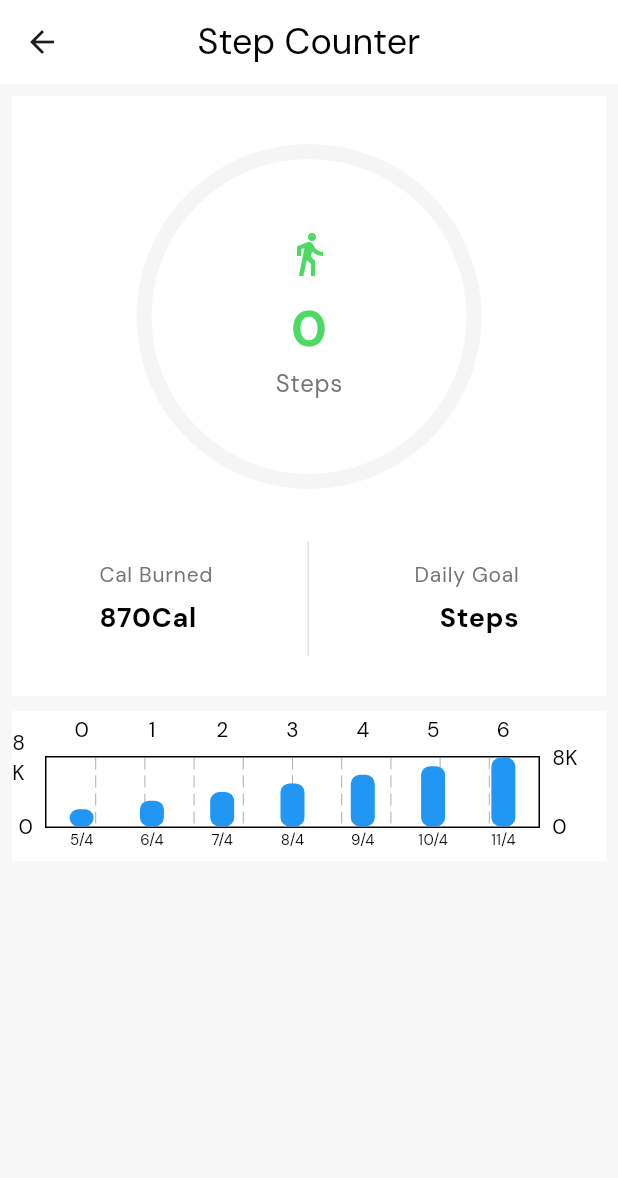
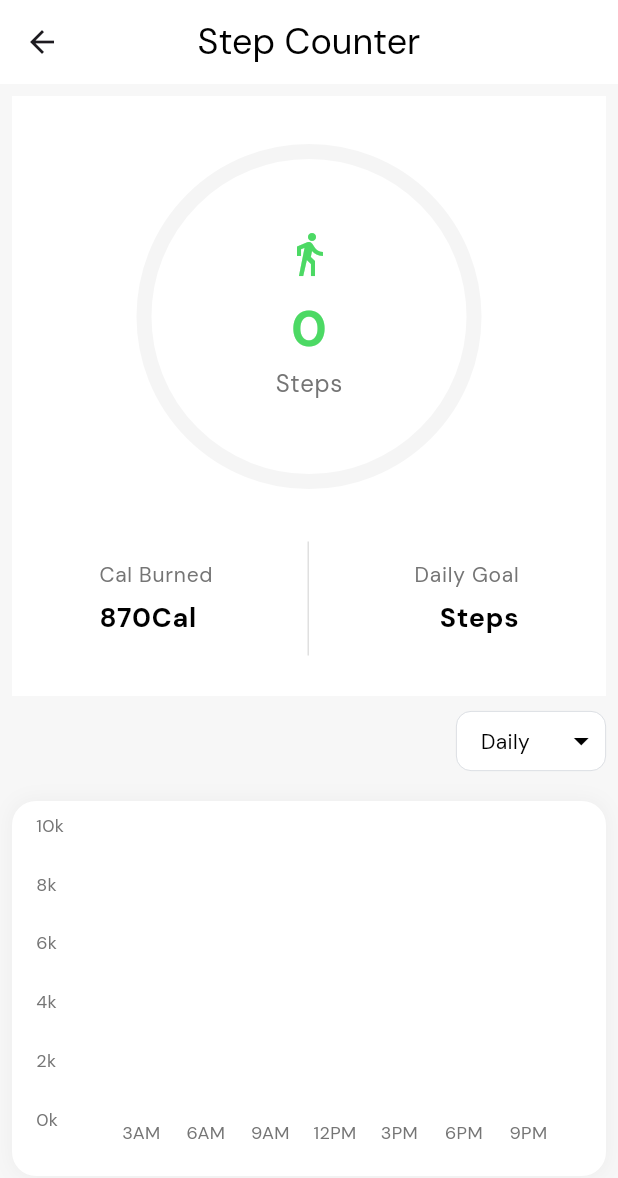
Before and after one commit to TheNairaSign/Forma, a Flutter app: the screen it shows after launch, after a tap on "Keep it up buddy", on a phone screen of 412 x 824 dp. Shown: the top 1178 px of the screen. Run offline on Flutter 3.47's test engine with Material 3 defaults, Android fonts, the phone set to English and light mode, and no system bars; drawn by our look-alikes of fl_chart; our stand-ins replace animate_do, another_flushbar, circular_countdown_timer, flutter_animate, flutter_riverpod, flutter_spinkit and 10 more; missing offline and left inert: android_alarm_manager_plus; accounts and stored records are empty.

Commit message:
Steps chart update

```diff
--- a/lib/hive/daily_steps_adapter.dart
+++ b/lib/hive/daily_steps_adapter.dart
@@ -18,4 +18,16 @@ class DailySteps {
     required this.steps,
     required this.lastUpdated,
   });
+
+  DailySteps copyWith({
+    DateTime? date,
+    int? steps,
+    DateTime? lastUpdated,
+  }) {
+    return DailySteps(
+      date: date ?? this.date,
+      steps: steps ?? this.steps,
+      lastUpdated: lastUpdated ?? this.lastUpdated,
+    );
+  }
 }
--- a/lib/models/steps_state.dart
+++ b/lib/models/steps_state.dart
@@ -5,13 +5,14 @@ class StepsState {
   Stream<PedestrianStatus> pedestrianStatusStream;
   int steps;
   String status;
-  final DateTime date = DateTime.now();
+  final DateTime date;
 
   StepsState({
     required this.stepCountStream,
     required this.pedestrianStatusStream,
     required this.status,
     required this.steps,
+    required this.date,
   });
 
   StepsState copyWith({
@@ -19,12 +20,14 @@ class StepsState {
     Stream<PedestrianStatus>? pedestrianStatusStream,
     String? status,
     int? steps,
+    DateTime? date,
   }) {
     return StepsState(
       stepCountStream: stepCountStream ?? this.stepCountStream,
       pedestrianStatusStream: pedestrianStatusStream ?? this.pedestrianStatusStream,
       status: status ?? this.status,
       steps: steps ?? this.steps,
+      date: date?? this.date,
     );
   }
 }
--- a/lib/providers/steps_notifier.dart
+++ b/lib/providers/steps_notifier.dart
@@ -16,6 +16,7 @@ class StepsNotifier extends StateNotifier<StepsState> {
     pedestrianStatusStream: const Stream.empty(),
     status: '0',
     steps: 0,
+    date: DateTime.now(),
   ));
 
   final Box<DailySteps> _dailyStepsBox = Hive.box<DailySteps>('dailyStepsBox');
@@ -51,10 +52,11 @@ class StepsNotifier extends StateNotifier<StepsState> {
 
 
     if (dailySteps != null) {
-      debugPrint('Daily Steps: ${dailySteps.steps}');
+      debugPrint('Step Count: ${dailySteps.steps}');
       await _dailyStepsBox.put(dateKey, DailySteps(
         date: _currentDate,
-        steps: dailySteps.steps + stepCount,
+        // steps: dailySteps.steps + stepCount,
+        steps: stepCount,
         lastUpdated: DateTime.now(),
       ));
     } else {
@@ -74,20 +76,121 @@ class StepsNotifier extends StateNotifier<StepsState> {
     return _dailyStepsBox.get(today)?.steps ?? 0;
   }
 
-  // Update getStepsForDate to use the new key format
-  int? getStepsForDate(DateTime date) {
-    return _dailyStepsBox.get(_getDateKey(date))?.steps;
+
+
+  List<DailySteps> getDailySteps() {
+    final today = _getDateKey(DateTime.now());
+    final dailySteps = _dailyStepsBox.get(today);
+
+    if (dailySteps != null) {
+      debugPrint('Daily Steps: ${dailySteps.steps}');
+      return [dailySteps];
+    } else {
+      return [];
+    }
   }
 
-  // Get all stored step data
-  List<DailySteps> getAllSteps() {
-    return _dailyStepsBox.values.toList();
+  Map<int, int> getHourlySteps() {
+    final today = DateTime.now();
+    final dateKey = _getDateKey(today);
+    final dailySteps = _dailyStepsBox.get(dateKey);
+
+    // Initialize map with 24 hours (0-23) set to 0 steps
+    final Map<int, int> hourlyBreakdown = {
+      for (var hour in List.generate(24, (index) => index)) hour : 0
+    };
+
+    if (dailySteps != null) {
+      final lastUpdate = dailySteps.lastUpdated;
+      final currentHour = lastUpdate.hour;
+
+      // Distribute steps across hours up to the last update
+      // Simple distribution - divides steps evenly across active hours
+      final activeHours = currentHour + 1;
+      final stepsPerHour = (dailySteps.steps / activeHours).floor();
+
+      for (int i = 0; i <= currentHour; i++) {
+        hourlyBreakdown[i] = stepsPerHour;
+      }
+
+      // Add remaining steps to the current hour
+      final remainingSteps = dailySteps.steps - (stepsPerHour * activeHours);
+      hourlyBreakdown[currentHour] = (hourlyBreakdown[currentHour] ?? 0) + remainingSteps;
+    }
+
+    return hourlyBreakdown;
   }
 
+  List<DailySteps> getWeeklySteps() {
+    final weeklySteps = <DailySteps>[];
+    final now = DateTime.now();
+    // Get the start of the week (Sunday)
+    final startOfWeek = now.subtract(Duration(days: now.weekday % 7));
+
+    for (int i = 0; i < 7; i++) {
+      final date = startOfWeek.add(Duration(days: i));
+      final dateKey = _getDateKey(date);
+      final dailySteps = _dailyStepsBox.get(dateKey);
+
+      if (dailySteps != null) {
+        weeklySteps.add(dailySteps);
+        debugPrint('Weekly Steps for ${DateFormat('EEEE').format(date)}: ${dailySteps.steps}');
+      } else {
+        weeklySteps.add(DailySteps(
+          date: date,
+          steps: 0,
+          lastUpdated: date,
+        ));
+      }
+    }
+
+    // Sort by date to ensure correct order
+    weeklySteps.sort((a, b) => a.date.compareTo(b.date));
+    return weeklySteps;
+  }
+
+  List<DailySteps> getMonthlySteps() {
+    final monthlySteps = <DailySteps>[];
+    final now = DateTime.now();
+
+    // Get data for all 12 months starting from January
+    for (int i = 0; i < 12; i++) {
+      final date = DateTime(now.year, i + 1, 1);
+      final monthTotal = _getMonthTotal(date);
+
+      monthlySteps.add(DailySteps(
+        date: date,
+        steps: monthTotal,
+        lastUpdated: now,
+      ));
+    }
+    return monthlySteps;
+  }
+
+  int _getMonthTotal(DateTime date) {
+    int total = 0;
+    final daysInMonth = DateTime(date.year, date.month + 1, 0).day;
+
+    for (int day = 1; day <= daysInMonth; day++) {
+      final currentDate = DateTime(date.year, date.month, day);
+      final dateKey = _getDateKey(currentDate);
+      final dailySteps = _dailyStepsBox.get(dateKey);
+      if (dailySteps != null) {
+        total += dailySteps.steps;
+      }
+    }
+    return total;
+  }
+
+  // Update getStepsForDate to use the new key format
+  int? getStepsForDate(DateTime date) => _dailyStepsBox.get(_getDateKey(date))?.steps;
+
+  // Get all stored step data
+  List<DailySteps> getAllSteps()  => _dailyStepsBox.values.toList();
+
   /// Handle status changed
-  void onPedestrianStatusChanged(PedestrianStatus event) {
-    state =  state.copyWith(status: event.status);
-  }
+  void onPedestrianStatusChanged(PedestrianStatus event) => state =  state.copyWith(status: event.status);
+
 
     /// Handle the error
   void onPedestrianStatusError(error) {
--- a/lib/views/pages/home/sub_pages/steps_details_page.dart
+++ b/lib/views/pages/home/sub_pages/steps_details_page.dart
@@ -1,88 +1,186 @@
 import 'package:flutter/material.dart';
+import 'package:flutter_riverpod/flutter_riverpod.dart';
+import 'package:intl/intl.dart';
 import 'package:workout_tracker/hive/daily_steps_adapter.dart';
+import 'package:workout_tracker/providers/steps_notifier.dart';
 import 'package:workout_tracker/views/pages/home/widgets/steps_counter_widget.dart';
 import 'package:workout_tracker/views/widgets/animated_page_entry.dart';
 import 'package:fl_chart/fl_chart.dart';
+import 'package:workout_tracker/views/widgets/custom_drop_down_button.dart';
 
-class StepsDetailsPage extends StatefulWidget {
+class StepsDetailsPage extends ConsumerStatefulWidget {
   const StepsDetailsPage({super.key, required this.currentSteps});
   final int currentSteps;
 
   @override
-  State<StepsDetailsPage> createState() => _StepsDetailsPageState();
+  ConsumerState<StepsDetailsPage> createState() => _StepsDetailsPageState();
 }
 
-class _StepsDetailsPageState extends State<StepsDetailsPage> {
+class _StepsDetailsPageState extends ConsumerState<StepsDetailsPage> {
   String selectedRange = 'Daily';
+  late StepsNotifier stepsState;
+
+  @override
+  void initState() {
+    super.initState();
+    stepsState = ref.read(stepsProvider.notifier);
+  }
 
   List<DailySteps> get currentData {
     switch (selectedRange) {
-      case 'Weekly': return weeklySteps;
-      case 'Monthly': return monthlySteps;
-      default: return dailySteps;
+      case 'Weekly': return stepsState.getWeeklySteps();
+      case 'Monthly': return stepsState.getMonthlySteps();
+      default: return stepsState.getDailySteps();
     }
   }
 
   @override
   Widget build(BuildContext context) {
+  final dailyTargetSteps = ref.watch(stepsProvider.notifier).dailyTargetSteps.toDouble();
+
     return Scaffold(
       appBar: AppBar(title: Text('Step Counter', style: Theme.of(context).textTheme.headlineSmall,),centerTitle: true),
       body: Padding(
         padding: const EdgeInsets.all(8.0),
-        child: AnimatedPageEntry(children: [
-          StepCounterWidget(
-          caloriesBurned: 870,
-          progressColor: Color(0xFF4CD964),
-        ),
+        child: AnimatedPageEntry(
+          children: [
+            StepCounterWidget(caloriesBurned: 870, progressColor: Color(0xFF4CD964)),
             const SizedBox(height: 10),
 
+            // Range Selector
+            Row(
+              mainAxisAlignment: MainAxisAlignment.end,
+              children: [
+                SizedBox(
+                  height: 40,
+                  width: 100,
+                  child: CustomDropdownButton(
+                    items: ['Daily', 'Weekly', 'Monthly'],
+                    hint: selectedRange, onChanged: (value) {
+                      setState(() {
+                        selectedRange = value!;
+                      });
+                  }),
+                ),
+              ],
+            ),
+            const SizedBox(height: 20),
+
             Container(
-          height: 100,
+              height: 250,
               decoration: BoxDecoration(
                 color: Colors.white,
-            // borderRadius: BorderRadius.circular(10),
+                borderRadius: BorderRadius.circular(16),
+                boxShadow: [
+                  BoxShadow(
+                    color: Colors.grey.withOpacity(0.1),
+                    spreadRadius: 1,
+                    blurRadius: 10,
                   ),
-          child:AspectRatio(
-          aspectRatio: 1.6,
+                ],
+              ),
+              padding: const EdgeInsets.all(16),
               child: BarChart(
                 BarChartData(
+                  borderData: FlBorderData(show: false),
                   alignment: BarChartAlignment.spaceAround,
+                  maxY: dailyTargetSteps,
+                  minY: 0,
+                  gridData: FlGridData(
+                    show: true,
+                    drawVerticalLine: false,
+                    drawHorizontalLine: false,
+                    horizontalInterval: 1000,
+                    getDrawingHorizontalLine: (value) {
+                      return FlLine(
+                        color: Colors.grey.withOpacity(0.15),
+                        strokeWidth: 1,
+                        dashArray: [5, 5],
+                      );
+                    },
+                  ),
                   titlesData: FlTitlesData(
+                    show: true,
+                    topTitles: AxisTitles(sideTitles: SideTitles(showTitles: false)),
+                    rightTitles: AxisTitles(sideTitles: SideTitles(showTitles: false)),
                     leftTitles: AxisTitles(
-                  sideTitles: SideTitles(showTitles: true),
+                      sideTitles: SideTitles(
+                        showTitles: true,
+                        interval: 2000,
+                        reservedSize: 20,
+                        getTitlesWidget: (value, meta) {
+                          return Text(
+                            '${(value / 1000).toInt()}k',
+                            style: TextStyle(
+                              color: Colors.grey[600],
+                              fontSize: 12,
+                            ),
+                          );
+                        },
+                      ),
                     ),
                     bottomTitles: AxisTitles(
                       sideTitles: SideTitles(
                         showTitles: true,
                         getTitlesWidget: (value, meta) {
                           int index = value.toInt();
+                          if (selectedRange == 'Daily') {
+                            if ([3, 6, 9, 12, 15, 18, 21].contains(index)) {
+                              return Text(
+                                '${index > 12 ? index - 12 : index}${index >= 12 ? "PM" : "AM"}',
+                                style: TextStyle(
+                                  color: Colors.grey[600],
+                                  fontSize: 12,
+                                ),
+                              );
+                            }
+                            return const Text('');
+                          }
                           if (index < currentData.length) {
                             final date = currentData[index].date;
                             return Text(
                               selectedRange == 'Monthly'
-                            ? '${date.month}/${date.year.toString().substring(2)}'
-                            : selectedRange == 'Weekly'
-                              ? 'W${date.weekday}'
-                              : '${date.day}/${date.month}',
-                          style: TextStyle(fontSize: 10),
+                                ? DateFormat('MMM').format(date)
+                                : ['Sun', 'Mon', 'Tue', 'Wed', 'Thu', 'Fri', 'Sat'][date.weekday % 7],
+                              style: TextStyle(
+                                color: Colors.grey[600],
+                                fontSize: 12,
+                              ),
                             );
                           }
-                      return Text('');
+                          return const Text('');
                         },
                       ),
                     ),
                   ),
-              barGroups: currentData
+                  barGroups: selectedRange == 'Daily'
+                    ? stepsState.getHourlySteps()
+                        .entries
+                        .map((entry) => BarChartGroupData(
+                          x: entry.key,
+                          barRods: [
+                            BarChartRodData(
+                              toY: entry.value.toDouble(),
+                              color: Colors.green.shade300,
+                              width: 12,
+                              borderRadius: BorderRadius.circular(6),
+                            )
+                          ],
+                        ))
+                        .toList()
+                    : currentData
                         .asMap()
                         .entries
                         .map((entry) => BarChartGroupData(
                           x: entry.key,
                           barRods: [
                             BarChartRodData(
-                      toY: entry.value.steps.toDouble(),
-                      color: Colors.blue,
-                      width: 16,
-                      borderRadius: BorderRadius.circular(6),
+                              toY: entry.value.steps.toDouble() > dailyTargetSteps ? dailyTargetSteps : entry.value.steps.toDouble(),
+                              color: entry.value.date.weekday % 2 == 0
+                                ? Colors.blue.shade300
+                                : Colors.green.shade300,
+                              width: 20,
+                              borderRadius: BorderRadius.circular(10),
                             )
                           ],
                         ))
@@ -90,79 +188,9 @@ class _StepsDetailsPageState extends State<StepsDetailsPage> {
                 ),
               ),
             ),
-        )
-        ]),
+          ]
+        ),
       )
     );
   }
 }
-
-List<DailySteps> dailySteps = List.generate(
-  7,
-  (index) => DailySteps(
-    lastUpdated: DateTime.now(),
-    date: DateTime.now().subtract(Duration(days: 6 - index)),
-    steps: 2000 + index * 1000,
-  ),
-);
-
-List<DailySteps> weeklySteps = List.generate(
-  4,
-  (index) => DailySteps(
-    lastUpdated: DateTime.now(),
-    date: DateTime.now().subtract(Duration(days: 7 * (3 - index))),
-    steps: 15000 + index * 3000,
-  ),
-);
-
-List<DailySteps> monthlySteps = List.generate(
-  6,
-  (index) => DailySteps(
-    lastUpdated: DateTime.now(),
-    date: DateTime(DateTime.now().year, DateTime.now().month - (5 - index), 1),
-    steps: 60000 + index * 8000,
-  ),
-);
-
-
-// class StepsChart extends StatefulWidget {
-//   @override
-//   _StepsChartState createState() => _StepsChartState();
-// }
-
-// class _StepsChartState extends State<StepsChart> {
-//   String selectedRange = 'Daily';
-
-//   List<StepData> get currentData {
-//     switch (selectedRange) {
-//       case 'Weekly': return weeklySteps;
-//       case 'Monthly': return monthlySteps;
-//       default: return dailySteps;
-//     }
-//   }
-
-//   @override
-//   Widget build(BuildContext context) {
-//     return Column(
-//       children: [
-//         // Range Selector
-//         DropdownButton<String>(
-//           value: selectedRange,
-//           onChanged: (value) {
-//             setState(() {
-//               selectedRange = value!;
-//             });
-//           },
-//           items: ['Daily', 'Weekly', 'Monthly']
-//               .map((e) => DropdownMenuItem(value: e, child: Text(e)))
-//               .toList(),
-//         ),
-
-//         SizedBox(height: 20),
-
-//         // Chart Display
-
-//       ],
-//     );
-//   }
-// }
--- a/lib/views/widgets/custom_drop_down_button.dart
+++ b/lib/views/widgets/custom_drop_down_button.dart
@@ -31,7 +31,7 @@ class _CustomDropdownButtonState extends State<CustomDropdownButton> {
       width: widget.width,
       height: 50,
       decoration: BoxDecoration(
-        color: Theme.of(context).scaffoldBackgroundColor,
+        color: Colors.white,
         borderRadius: BorderRadius.circular(10),
         border: Border.all(color: GlobalColors.borderColor, width: .5),
       ),
@@ -41,12 +41,12 @@ class _CustomDropdownButtonState extends State<CustomDropdownButton> {
           child: DropdownButton<String>(
             hint: Text(widget.hint, style: Theme.of(context).textTheme.bodyMedium?.copyWith()),
             value: widget.initialValue,
-            // dropdownColor: ,
+            dropdownColor: Colors.white,
             isExpanded: true,
-            // icon: const Icon(
-            //   Icons.arrow_drop_down,
-            //   color: Colors.black,
-            // ),
+            icon: const Icon(
+              Icons.arrow_drop_down,
+              color: Colors.black,
+            ),
             style: Theme.of(context).textTheme.bodySmall?.copyWith(color: GlobalColors.textThemeColor(context)),
             onChanged: (String? newValue) {
               setState(() {
```
Also changed, not shown: lib/providers/steps_progress_notifier.dart (added, +64 -0 lines). Lines whose indentation alone changed are shown as unchanged.
